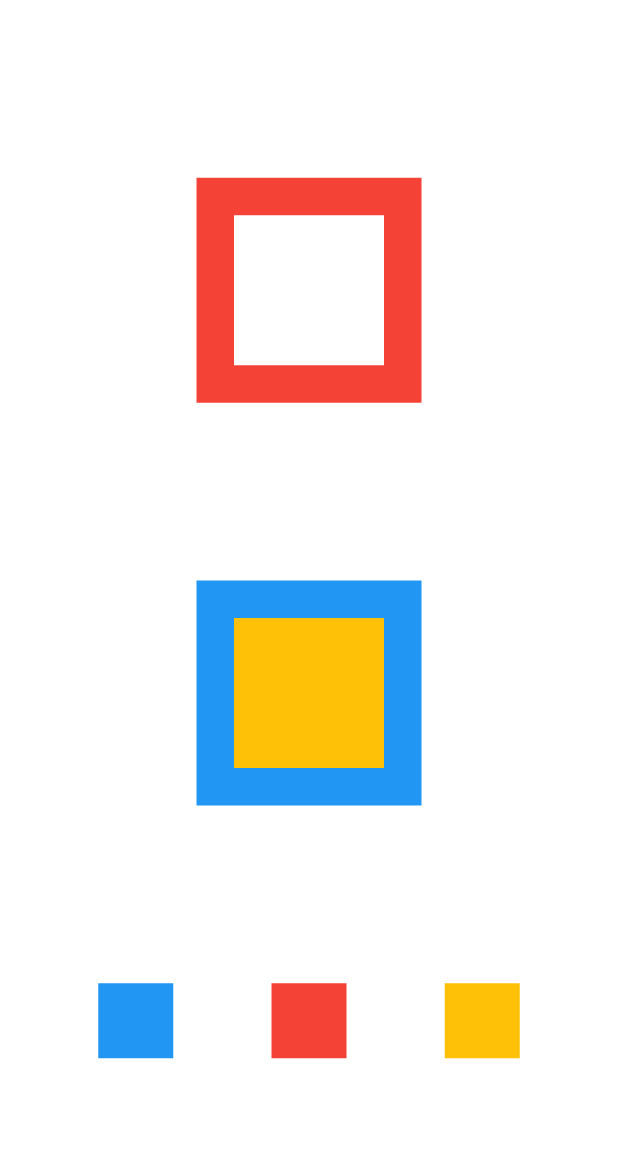
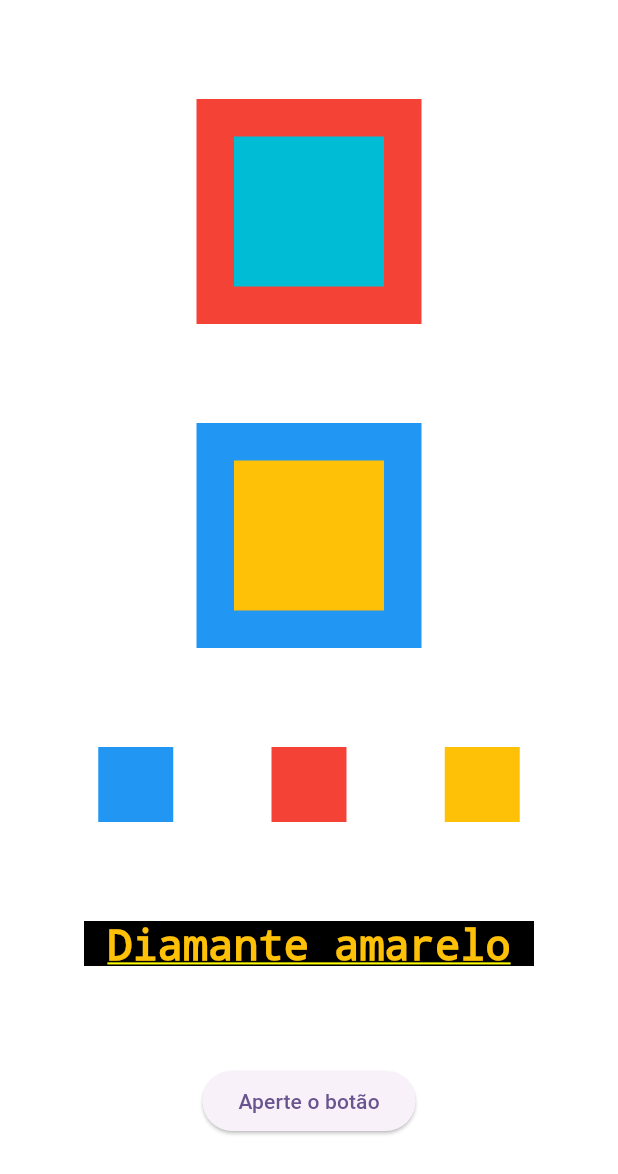
Before and after one commit to linusmanuel/learn-flutter, a Flutter app: the screen it shows after launch, on a phone screen of 412 x 824 dp. Shown: the top 1174 px of the screen. Run offline on Flutter 3.47's test engine with Material 3 defaults, Android fonts, the phone set to English and light mode, and no system bars.

Commit message:
02: Explorando novos recursos Text e ElevatedButton

```diff
--- a/lib/main.dart
+++ b/lib/main.dart
@@ -35,11 +35,13 @@ class MyApp extends StatelessWidget {
         colorScheme: ColorScheme.fromSeed(seedColor: Colors.deepPurple),
         useMaterial3: true,
       ),
-      home: Column(
+      home: Container(
+        color: Colors.white,
+        child: Column(
           mainAxisAlignment: MainAxisAlignment.spaceEvenly,
           crossAxisAlignment: CrossAxisAlignment.center,
           children: [
-          _buildStack(colorFist: Colors.red, colorSecond: Colors.white),
+            _buildStack(colorFist: Colors.red, colorSecond: Colors.cyan),
             _buildStack(),
             Row(
               mainAxisAlignment: MainAxisAlignment.spaceEvenly,
@@ -49,8 +51,24 @@ class MyApp extends StatelessWidget {
                 Container(color: Colors.red, width: 50, height: 50,),
                 Container(color: Colors.amber, width: 50, height: 50)
               ],
+            ),
+            Row(
+              mainAxisAlignment: MainAxisAlignment.center,
+              children: [
+                Container(
+                  color: Colors.black,
+                  height: 30,
+                  width: 300,
+                  child: Text('Diamante amarelo',
+                    style: TextStyle(color: Colors.amber, fontSize: 28),
+                    textAlign: TextAlign.center,
+                  ),
                 )
               ],
+            ),
+            ElevatedButton(onPressed: (){print("Você clicou o botão!");}, child: Text('Aperte o botão'))
+          ],
+        ),
       ),
     );
   }
```
Lines whose indentation alone changed are shown as unchanged.
